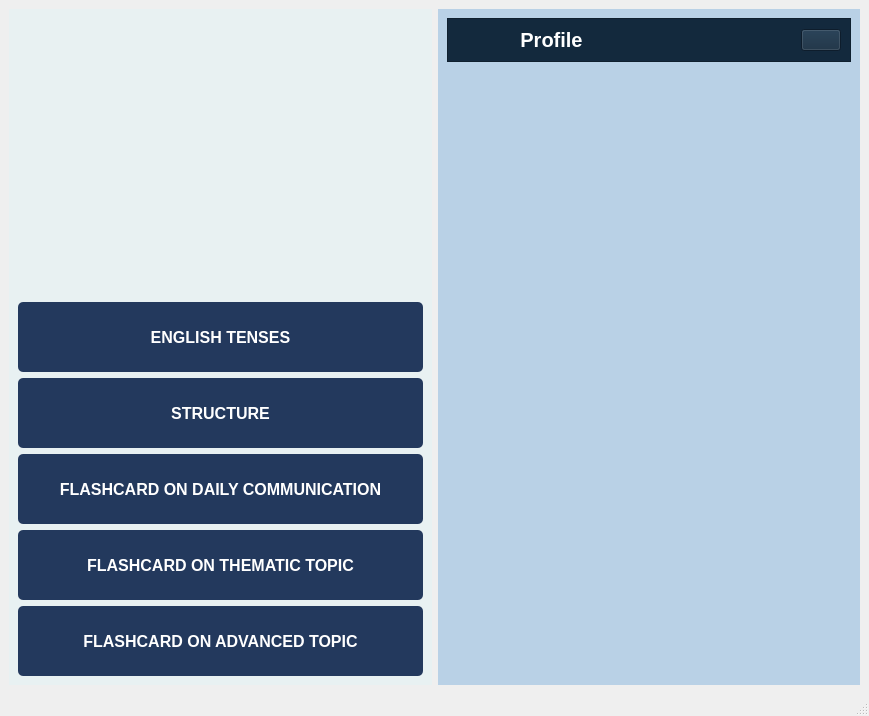
First picture: the form in giaodien.ui, repository ngocanh1192006/English_app, before the edit.
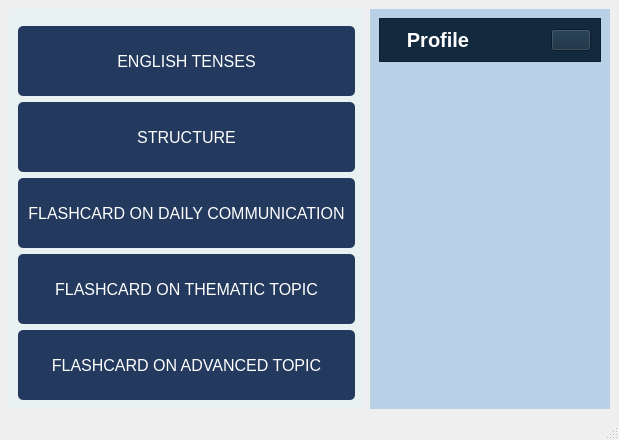
Second picture: the form after the edit. Icons and pictures are not drawn.

The edit to the form file:
```diff
--- a/giaodien.ui
+++ b/giaodien.ui
@@ -6,8 +6,8 @@
    <rect>
     <x>0</x>
     <y>0</y>
-    <width>869</width>
-    <height>716</height>
+    <width>619</width>
+    <height>440</height>
    </rect>
   </property>
   <property name="sizePolicy">
@@ -150,8 +150,6 @@
          <property name="font">
           <font>
            <pointsize>-1</pointsize>
-           <weight>75</weight>
-           <bold>true</bold>
           </font>
          </property>
          <property name="styleSheet">
@@ -167,8 +165,6 @@
          <property name="font">
           <font>
            <pointsize>-1</pointsize>
-           <weight>75</weight>
-           <bold>true</bold>
           </font>
          </property>
          <property name="text">
@@ -181,9 +177,6 @@
          <property name="font">
           <font>
            <pointsize>-1</pointsize>
-           <weight>75</weight>
-           <italic>false</italic>
-           <bold>true</bold>
           </font>
          </property>
          <property name="text">
@@ -196,8 +189,6 @@
          <property name="font">
           <font>
            <pointsize>-1</pointsize>
-           <weight>75</weight>
-           <bold>true</bold>
           </font>
          </property>
          <property name="text">
@@ -210,8 +201,6 @@
          <property name="font">
           <font>
            <pointsize>-1</pointsize>
-           <weight>75</weight>
-           <bold>true</bold>
           </font>
          </property>
          <property name="text">
```
Left out of the diff: 6 changed lines with no effect on the pictures.
